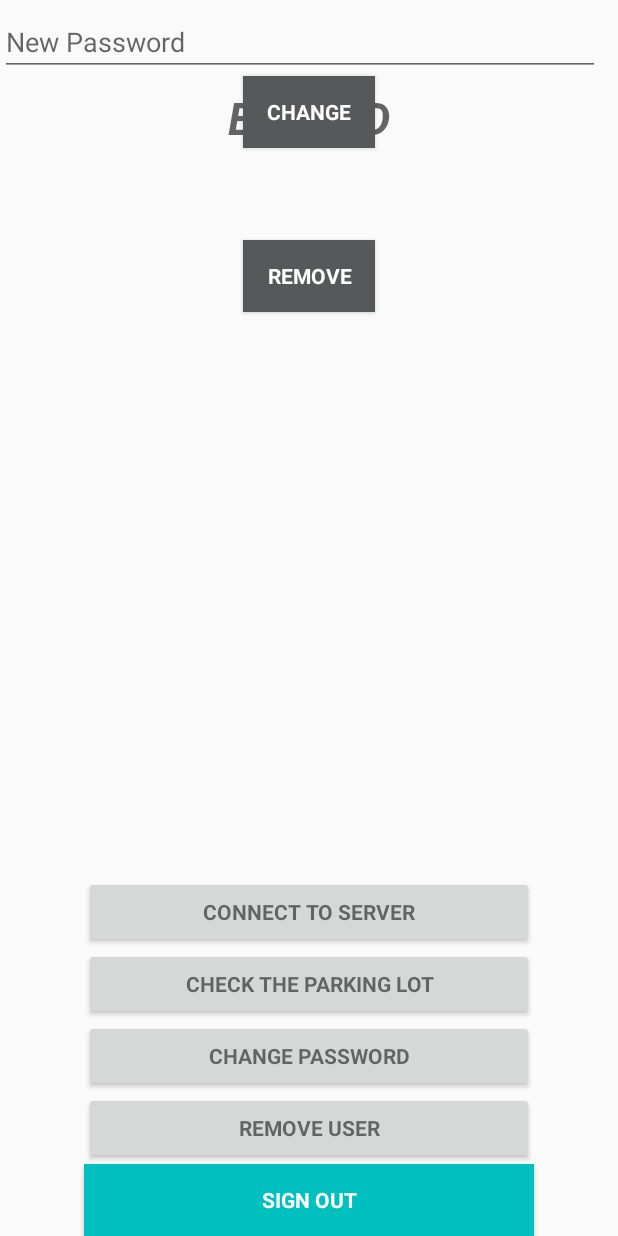
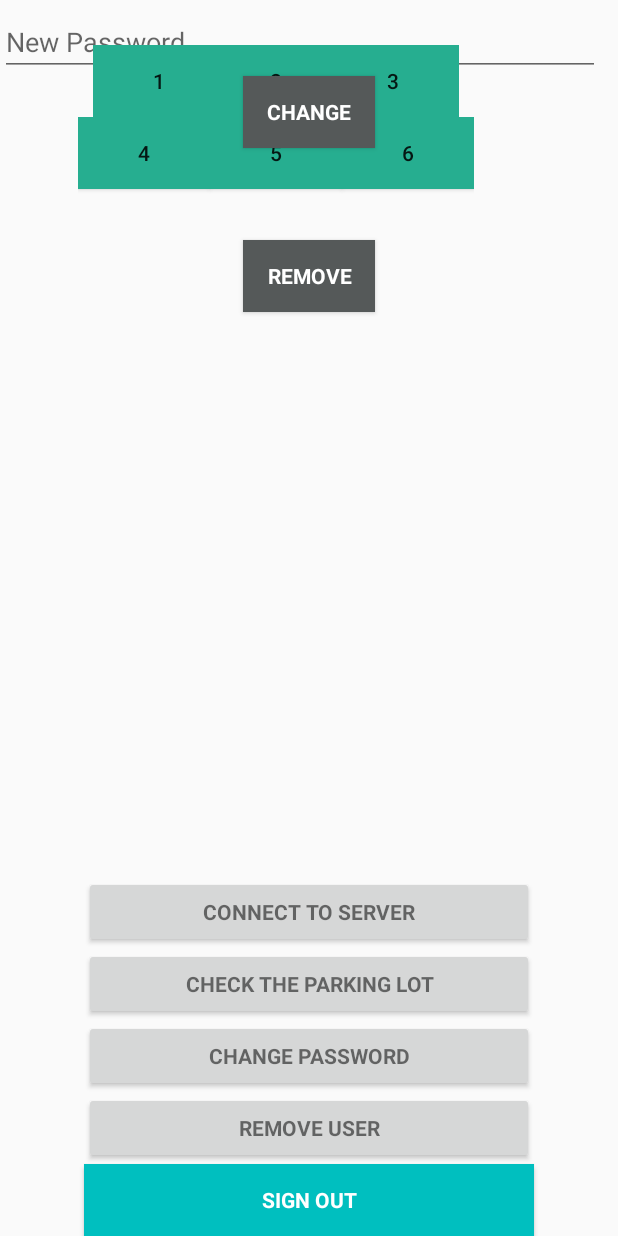
Before and after one commit to sjlee2016/SmartParkingLotApp, an Android app: the layout activity_main.xml on its own in the app's theme, with its tools: preview values and no code run, on a phone screen of 412 x 824 dp. Run offline under Robolectric (Android 15) with nearby library versions, the phone set to English and light mode, and no system bars.

Commit message:
Fix the error

```diff
--- a/app/src/main/java/com/example/jisupark/firebaseloginapp/MainActivity.java
+++ b/app/src/main/java/com/example/jisupark/firebaseloginapp/MainActivity.java
@@ -250,7 +250,7 @@ public class MainActivity extends AppCompatActivity {
     protected void onCreate(Bundle savedInstanceState) {
         super.onCreate(savedInstanceState);
         setContentView(R.layout.activity_main);
-        check(); // check the parking lot's status
+        checking(); // check the parking lot's status
 
         check();
 
--- a/app/src/main/res/layout/activity_main.xml
+++ b/app/src/main/res/layout/activity_main.xml
@@ -1,6 +1,7 @@
 <?xml version="1.0" encoding="utf-8"?>
 <RelativeLayout xmlns:android="http://schemas.android.com/apk/res/android"
     xmlns:tools="http://schemas.android.com/tools"
+    xmlns:app="http://schemas.android.com/apk/res-auto"
     android:id="@+id/activity_main"
     android:layout_width="match_parent"
     android:layout_height="match_parent"
@@ -158,4 +159,102 @@
         android:layout_above="@+id/Parking_Lot_Button"
         android:layout_alignStart="@+id/Parking_Lot_Button" />
 
+    <LinearLayout
+        android:layout_width="368dp"
+        android:layout_height="624dp"
+        android:layout_marginTop="30dp"
+        android:gravity="center"
+        android:orientation="vertical"
+        app:layout_constraintStart_toStartOf="parent"
+        app:layout_constraintTop_toTopOf="parent"
+        tools:layout_editor_absoluteX="8dp">
+
+        <LinearLayout
+            android:layout_width="wrap_content"
+            android:layout_height="wrap_content"
+            android:layout_weight="0"
+            android:orientation="horizontal"
+            tools:layout_editor_absoluteX="8dp"
+            tools:layout_editor_absoluteY="8dp">
+
+            <Button
+                android:id="@+id/car_1"
+                android:layout_width="match_parent"
+                android:layout_height="wrap_content"
+                android:layout_weight="1"
+                android:background="@color/parkinglot"
+                android:text="1"
+                tools:layout_editor_absoluteX="16dp"
+                tools:layout_editor_absoluteY="155dp" />
+
+            <Button
+                android:id="@+id/car_2"
+                android:layout_width="68dp"
+                android:layout_height="wrap_content"
+
+                android:background="@color/parkinglot"
+                android:layout_weight="1"
+                android:text="2"
+                tools:layout_editor_absoluteX="148dp"
+                tools:layout_editor_absoluteY="178dp" />
+
+            <Button
+                android:id="@+id/car_3"
+                android:layout_width="wrap_content"
+                android:layout_height="wrap_content"
+                android:layout_weight="1"
+                android:text="3"
+                tools:layout_editor_absoluteX="255dp"
+
+                android:background="@color/parkinglot"
+                tools:layout_editor_absoluteY="178dp" />
+
+        </LinearLayout>
+
+        <LinearLayout
+            android:layout_width="wrap_content"
+            android:layout_height="match_parent"
+            android:layout_weight="0"
+            android:orientation="horizontal"
+
+            tools:layout_editor_absoluteX="86dp"
+            tools:layout_editor_absoluteY="8dp">
+
+            <Button
+                android:id="@+id/car_4"
+                android:layout_width="match_parent"
+                android:layout_height="wrap_content"
+                android:layout_weight="1"
+                android:text="4"
+
+                android:background="@color/parkinglot"
+                tools:layout_editor_absoluteX="41dp"
+                tools:layout_editor_absoluteY="246dp" />
+
+            <Button
+                android:id="@+id/car_5"
+                android:layout_width="match_parent"
+                android:layout_height="wrap_content"
+                android:layout_weight="1"
+                android:text="5"
+
+                android:background="@color/parkinglot"
+                tools:layout_editor_absoluteX="148dp"
+                tools:layout_editor_absoluteY="246dp" />
+
+            <Button
+                android:id="@+id/car_6"
+                android:layout_width="match_parent"
+                android:layout_height="wrap_content"
+                android:layout_weight="1"
+                android:text="6"
+
+                android:background="@color/parkinglot"
+                tools:layout_editor_absoluteX="255dp"
+                tools:layout_editor_absoluteY="246dp" />
+
+        </LinearLayout>
+
+    </LinearLayout>
+
 </RelativeLayout>
```
